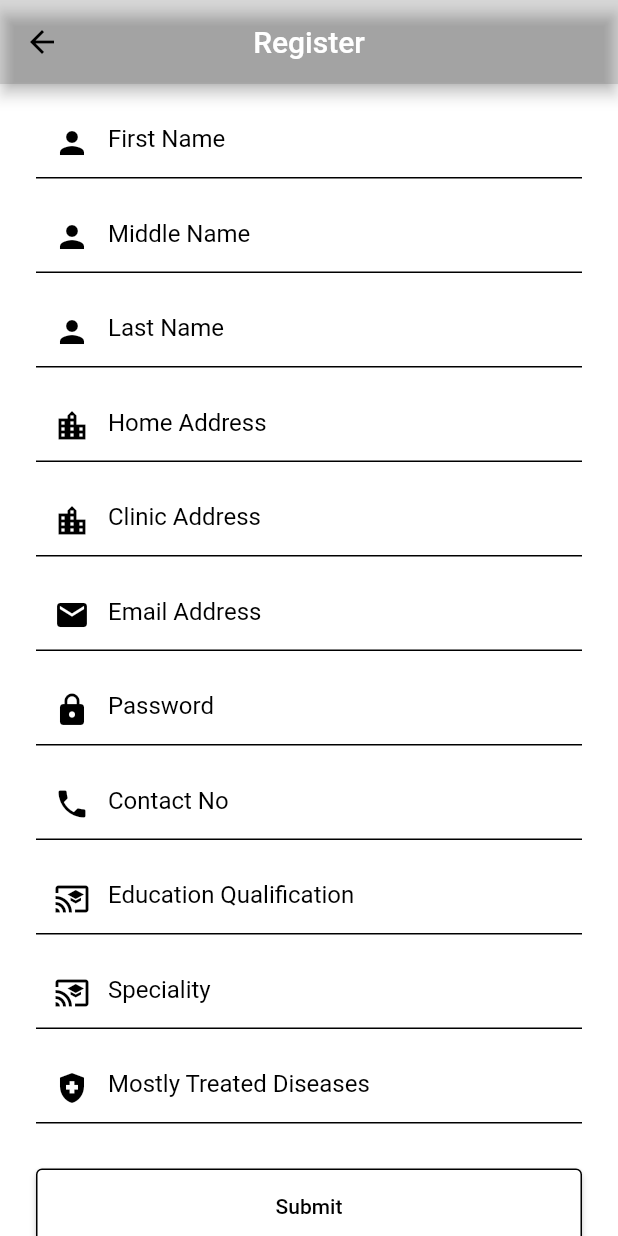
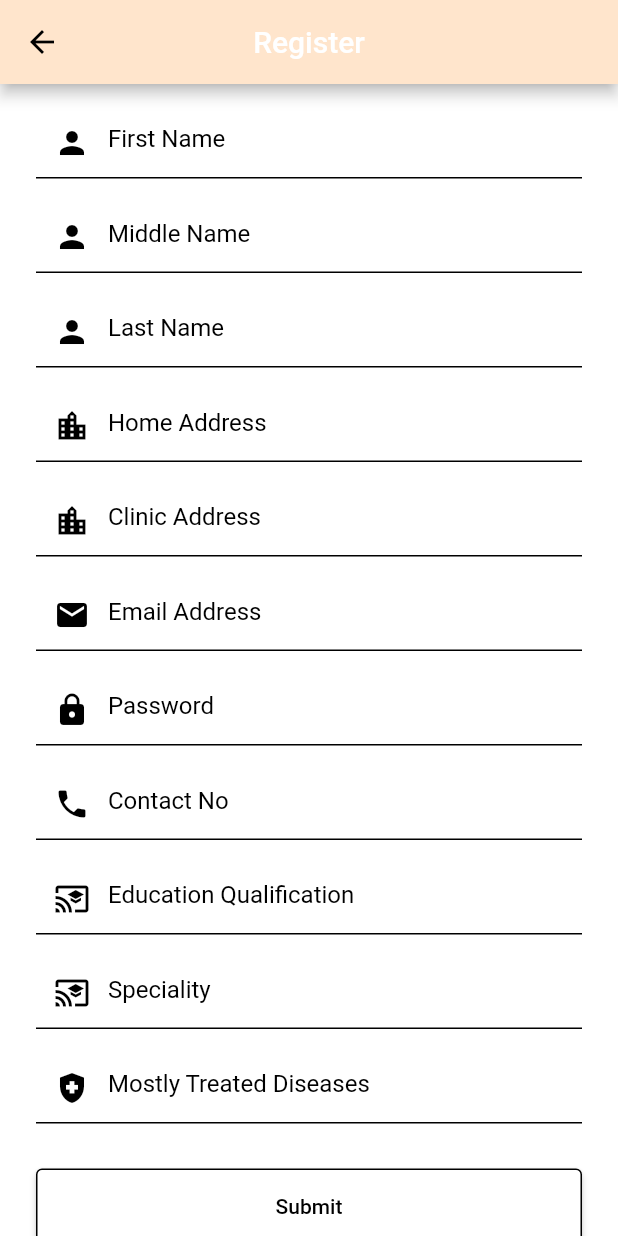
Before and after one commit to seshu0701/kapu_balija_doctors, a Flutter app: the screen it shows after launch, after a tap on "Submit", after a tap on "Don't have an account?", on a phone screen of 412 x 824 dp. Run offline on Flutter 3.47's test engine with Material 2 defaults, Android fonts, the phone set to English and light mode, and no system bars; our stand-ins replace progress_dialog.

Commit message:
UI issues fixed.

```diff
--- a/lib/login_screen.dart
+++ b/lib/login_screen.dart
@@ -29,6 +29,7 @@ class _LoginScreen extends State<LoginScreen> {
   @override
   Widget build(BuildContext context) {
     return Scaffold(
+      backgroundColor: const Color.fromARGB(255, 255, 229, 204),
       body: Form(
         key: _formKey,
         child: Padding(
@@ -136,22 +137,23 @@ class _LoginScreen extends State<LoginScreen> {
                 height: 16,
               ),
               Row(
-                mainAxisAlignment: MainAxisAlignment.spaceBetween,
+                mainAxisAlignment: MainAxisAlignment.end,
                 children: [
-                  GestureDetector(
+                  /*GestureDetector(
                     child: const Text(
-                      "Don't have an account?",
+                      "Forgot Password?",
                       style: TextStyle(color: Colors.black),
                     ),
+                    onTap: () {},
+                  ),*/
+                  GestureDetector(
+                    child: const Text("Don't have an account?",
+                        textAlign: TextAlign.end,
+                        style: TextStyle(color: Colors.black)),
                     onTap: () {
                       push(context, const RegisterScreen());
                     },
-                  ),
-                  /*GestureDetector(
-                    child: const Text("Forgot Password?",
-                        style: TextStyle(color: Colors.black)),
-                    onTap: () {},
-                  )*/
+                  )
                 ],
               ),
               const SizedBox(
--- a/lib/main.dart
+++ b/lib/main.dart
@@ -44,7 +44,7 @@ class _SplashScreen extends State<SplashScreen> {
   @override
   Widget build(BuildContext context) {
     return Scaffold(
-      backgroundColor: Colors.white,
+      backgroundColor: const Color.fromARGB(255, 255, 229, 204),
       body: Center(
         child: Column(
           mainAxisAlignment: MainAxisAlignment.center,
--- a/lib/registration_screen.dart
+++ b/lib/registration_screen.dart
@@ -45,7 +45,7 @@ class _RegisterScreen extends State<RegisterScreen> {
   Widget build(BuildContext context) {
     return Scaffold(
         appBar: AppBar(
-          backgroundColor: Colors.black12,
+          backgroundColor: const Color.fromARGB(255, 255, 229, 204),
           iconTheme: IconThemeData(
               color: isDarkMode(context) ? Colors.white : Colors.black),
           leading: IconButton(
@@ -386,10 +386,6 @@ class _RegisterScreen extends State<RegisterScreen> {
     }
   }
 
-  /*void showDialog(String message) {
-    showAlertDialog(context, "Message", message);
-  }*/
-
   showAlertDialog(String message) {
     // set up the button
     Widget okButton = TextButton(
```
Also changed, not shown: lib/search_doctors_screen.dart (+41 -12 lines). Lines whose indentation alone changed are shown as unchanged.
